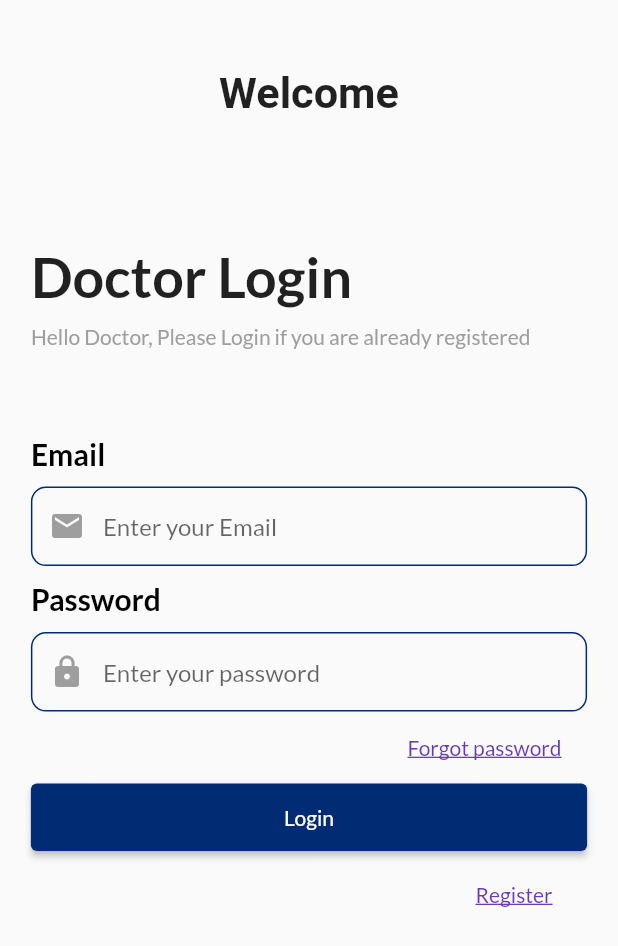
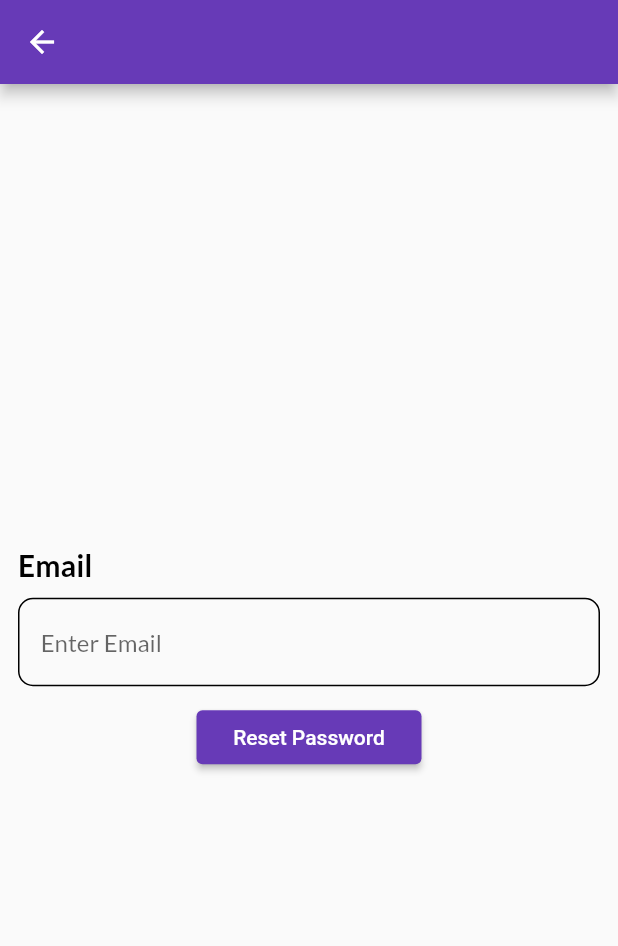
Before and after one commit to Sufadm/DocLink-Control, a Flutter app: the screen it shows after launch, after a tap on "Forgot password", on a phone screen of 412 x 824 dp. Shown: the top 946 px of the screen. Run offline on Flutter 3.47's test engine with Material 2 defaults, Android fonts, the phone set to English and light mode, and no system bars; our stand-ins replace firebase_auth, firebase_core, flutter_spinkit, google_fonts, image_picker; accounts and stored records are empty; Roboto replaces fonts that are missing (Acme).

Commit message:
forgot password function completed

```diff
--- a/doclink_control/lib/presentation/screens/homescreen/homescreen.dart
+++ b/doclink_control/lib/presentation/screens/homescreen/homescreen.dart
@@ -23,6 +23,7 @@ class HomeScreen extends StatelessWidget {
               return Column(
                 crossAxisAlignment: CrossAxisAlignment.start,
                 children: [
+                  //?drawer and notification widget
                   Row(
                     mainAxisAlignment: MainAxisAlignment.spaceBetween,
                     children: [
@@ -64,6 +65,7 @@ class HomeScreen extends StatelessWidget {
                         fontSize: screenWidth * 0.055),
                   ),
                   SizedBox(height: screenHeight * 0.01),
+                  //?grid view widget--
                   GridViewWidget(
                       screenWidth: screenWidth, screenHeight: screenHeight),
                 ],
--- a/doclink_control/lib/presentation/screens/homescreen/widgets/drawer_widget.dart
+++ b/doclink_control/lib/presentation/screens/homescreen/widgets/drawer_widget.dart
@@ -70,7 +70,7 @@ class Drawerwidget extends StatelessWidget {
               // ignore: use_build_context_synchronously
               Navigator.pushAndRemoveUntil(
                 context,
-                MaterialPageRoute(builder: (context) => const LoginScreen()),
+                MaterialPageRoute(builder: (context) => LoginScreen()),
                 (route) => false,
               );
             },
--- /dev/null
+++ b/doclink_control/lib/presentation/screens/loginscreen/forgotpasswordpage/forgotpassword_page.dart
@@ -0,0 +1,119 @@
+import 'package:doclink_control/const/const.dart';
+import 'package:flutter/material.dart';
+import 'package:google_fonts/google_fonts.dart';
+
+import '../../../../service/auth.dart';
+
+class ForgotPasswordPage extends StatefulWidget {
+  const ForgotPasswordPage({super.key});
+
+  @override
+  State<ForgotPasswordPage> createState() => _ForgotPasswordPageState();
+}
+
+class _ForgotPasswordPageState extends State<ForgotPasswordPage> {
+  final AuthService _auth = AuthService();
+  final formkey = GlobalKey<FormState>();
+  final emailcontroller = TextEditingController();
+  @override
+  void dispose() {
+    emailcontroller.dispose();
+    super.dispose();
+  }
+
+  @override
+  Widget build(BuildContext context) {
+    return Scaffold(
+      appBar: AppBar(),
+      body: SafeArea(
+        child: Padding(
+          padding: const EdgeInsets.all(12.0),
+          child: Form(
+            key: formkey,
+            child: Column(
+                crossAxisAlignment: CrossAxisAlignment.start,
+                mainAxisAlignment: MainAxisAlignment.center,
+                children: [
+                  Text(
+                    'Email',
+                    style: kTextStyleLargeBlack,
+                  ),
+                  kHeight10,
+                  TextFormField(
+                    validator: validateEmail,
+                    autovalidateMode: AutovalidateMode.onUserInteraction,
+                    // validator: (value) =>
+                    controller: emailcontroller,
+                    decoration: InputDecoration(
+                      hintText: ' Enter Email',
+                      hintStyle: GoogleFonts.lato(),
+                      enabledBorder: OutlineInputBorder(
+                        borderRadius: BorderRadius.circular(10.0),
+                      ),
+                      focusedBorder: OutlineInputBorder(
+                        borderRadius: BorderRadius.circular(10.0),
+                        borderSide: const BorderSide(
+                          color:
+                              kDarkBlueButtonsColor, // Change to your desired border color
+                        ),
+                      ),
+                      // contentPadding: const EdgeInsets.symmetric(vertical: 17),
+                    ),
+                  ),
+                  kHeight10,
+                  Center(
+                      child: SizedBox(
+                    width: 150,
+                    child: ElevatedButton(
+                        onPressed: () {
+                          resetPassword(context);
+                        },
+                        child: const Text('Reset Password')),
+                  ))
+                ]),
+          ),
+        ),
+      ),
+    );
+  }
+
+  void resetPassword(BuildContext context) async {
+    if (formkey.currentState?.validate() ?? false) {
+      try {
+        await _auth.auth
+            .sendPasswordResetEmail(email: emailcontroller.text.trim());
+        // ignore: use_build_context_synchronously
+        ScaffoldMessenger.of(context).showSnackBar(
+          SnackBar(
+            content: Text(
+              'Password Reset email sent.',
+              style: kTextStyleMediumBlack,
+            ),
+            duration: const Duration(seconds: 3),
+          ),
+        );
+        // ignore: use_build_context_synchronously
+        Navigator.of(context).pop();
+      } catch (e) {
+        ScaffoldMessenger.of(context).showSnackBar(
+          const SnackBar(
+            content: Text('Failed to send Reset email. Please try again.'),
+            duration: Duration(seconds: 3),
+          ),
+        );
+        // print(e.toString());
+      }
+    }
+  }
+
+  String? validateEmail(String? value) {
+    if (value == null || value.isEmpty) {
+      return 'Email is required';
+    }
+
+    if (!value.contains('@')) {
+      return 'Invalid email address';
+    }
+    return null;
+  }
+}
--- a/doclink_control/lib/presentation/screens/loginscreen/loginscreen.dart
+++ b/doclink_control/lib/presentation/screens/loginscreen/loginscreen.dart
@@ -4,21 +4,15 @@ import 'package:doclink_control/presentation/screens/loginscreen/widgets/textfor
 import 'package:doclink_control/provider/auth_provider/auth_provider.dart';
 import 'package:doclink_control/service/auth.dart';
 import 'package:doclink_control/widgets/elevatedbuttonss.dart';
-import 'package:doclink_control/widgets/loading.dart';
 import 'package:flutter/material.dart';
 import 'package:google_fonts/google_fonts.dart';
 import 'package:provider/provider.dart';
 import '../homescreen/homescreen.dart';
+import 'forgotpasswordpage/forgotpassword_page.dart';
 
-class LoginScreen extends StatefulWidget {
-  const LoginScreen({super.key});
+class LoginScreen extends StatelessWidget {
+  LoginScreen({super.key});
 
-  @override
-  State<LoginScreen> createState() => _LoginScreenState();
-}
-
-class _LoginScreenState extends State<LoginScreen> {
-  bool loading = false;
   final AuthService _auth = AuthService();
 
   final GlobalKey<FormState> formKey = GlobalKey<FormState>();
@@ -28,9 +22,7 @@ class _LoginScreenState extends State<LoginScreen> {
     final double screenHeight = MediaQuery.of(context).size.height;
     final double screenWidth = MediaQuery.of(context).size.width;
 
-    return loading
-        ? const Loading()
-        : SafeArea(
+    return SafeArea(
       child: Scaffold(
         body: Padding(
           padding: EdgeInsets.all(screenWidth * 0.05),
@@ -75,6 +67,7 @@ class _LoginScreenState extends State<LoginScreen> {
                     style: kTextStyleLargeBlack,
                   ),
                   kHeight10,
+                  //?textformfield widget----------------------------------------
                   TextFormFieldWidget(
                     validator: (val) =>
                         val!.isEmpty ? 'Please enter E mail' : null,
@@ -92,19 +85,24 @@ class _LoginScreenState extends State<LoginScreen> {
                   kHeight10,
                   TextFormFieldWidget(
                     obscureText: true,
-                          validator: (value) => value!.length < 3
-                              ? 'Please enter a password'
-                              : null,
+                    validator: (value) =>
+                        value!.length < 3 ? 'Please enter a password' : null,
                     onChanged: (value) =>
                         Provider.of<LoginModel>(context, listen: false)
                             .updatePassword(value),
                     hintText: 'Enter your password',
                     icon: Icons.lock,
                   ),
+                  //?forgot password--------------------------------
                   Container(
                     margin: EdgeInsets.only(left: screenWidth * 0.59),
                     child: TextButton(
-                            onPressed: () {},
+                      onPressed: () {
+                        Navigator.push(context,
+                            MaterialPageRoute(builder: (context) {
+                          return const ForgotPasswordPage();
+                        }));
+                      },
                       child: Text(
                         'Forgot password',
                         style: GoogleFonts.lato(
@@ -113,14 +111,13 @@ class _LoginScreenState extends State<LoginScreen> {
                       ),
                     ),
                   ),
+                  //?loginbutton-------------------------------------------------
                   Consumer<LoginModel>(
-                          builder: (context, loginModel, _) =>
-                              CustomElevatedButtons(
+                    builder: (context, loginModel, _) => CustomElevatedButtons(
                       onPressed: () async {
                         if (formKey.currentState!.validate()) {
                           loginModel.setLoading(true);
-                                dynamic result =
-                                    await _auth.signEmailAndPassword(
+                          dynamic result = await _auth.signEmailAndPassword(
                               loginModel.email, loginModel.password);
                           if (result == null) {
                             loginModel.setError(
@@ -131,8 +128,7 @@ class _LoginScreenState extends State<LoginScreen> {
                             Navigator.pushReplacement(
                               context,
                               MaterialPageRoute(
-                                        builder: (context) =>
-                                            const HomeScreen()),
+                                  builder: (context) => const HomeScreen()),
                             );
                           }
                         }
@@ -143,6 +139,7 @@ class _LoginScreenState extends State<LoginScreen> {
                   const SizedBox(
                     height: 5,
                   ),
+                  //?error message--
                   Consumer<LoginModel>(
                     builder: (context, loginModel, _) => Visibility(
                       visible: loginModel.error.isNotEmpty,
@@ -152,6 +149,7 @@ class _LoginScreenState extends State<LoginScreen> {
                       ),
                     ),
                   ),
+                  //?register button--
                   Container(
                     margin: EdgeInsets.only(left: screenWidth * 0.7),
                     child: TextButton(
@@ -159,8 +157,7 @@ class _LoginScreenState extends State<LoginScreen> {
                         Navigator.push(
                           context,
                           MaterialPageRoute(
-                                    builder: (context) =>
-                                        const RegisterScreen()),
+                              builder: (context) => const RegisterScreen()),
                         );
                       },
                       child: Text(
--- a/doclink_control/lib/presentation/screens/splashscreen/splashscreen.dart
+++ b/doclink_control/lib/presentation/screens/splashscreen/splashscreen.dart
@@ -90,7 +90,7 @@ class Wrapper extends StatelessWidget {
   Widget build(BuildContext context) {
     final user = Provider.of<UserModel?>(context);
     if (user == null) {
-      return const LoginScreen();
+      return LoginScreen();
     } else {
       return const HomeScreen();
 
--- a/doclink_control/lib/service/auth.dart
+++ b/doclink_control/lib/service/auth.dart
@@ -2,7 +2,7 @@ import 'package:doclink_control/models/user.dart';
 import 'package:firebase_auth/firebase_auth.dart';
 
 class AuthService {
-  final FirebaseAuth _auth = FirebaseAuth.instance;
+  final FirebaseAuth auth = FirebaseAuth.instance;
 
   //create user obj based on FirebaseUser
   UserModel? _userFromCredential(User? user) {
@@ -10,7 +10,7 @@ class AuthService {
   }
 
   Stream<UserModel?> get userlog {
-    return _auth
+    return auth
         .authStateChanges()
         .map((User? user) => _userFromCredential(user));
   }
@@ -19,7 +19,7 @@ class AuthService {
 
   Future signEmailAndPassword(String email, String password) async {
     try {
-      UserCredential result = await _auth.signInWithEmailAndPassword(
+      UserCredential result = await auth.signInWithEmailAndPassword(
           email: email, password: password);
       User? user = result.user;
       return _userFromCredential(user);
@@ -32,7 +32,7 @@ class AuthService {
   //register with email & password
   Future resgisterwithEmailAndPaswword(String email, String password) async {
     try {
-      UserCredential result = await _auth.createUserWithEmailAndPassword(
+      UserCredential result = await auth.createUserWithEmailAndPassword(
           email: email, password: password);
       User? user = result.user;
       return _userFromCredential(user);
@@ -50,7 +50,7 @@ class AuthService {
   //Logout out
   Future logout() async {
     try {
-      return await _auth.signOut();
+      return await auth.signOut();
     } catch (e) {
       print(e.toString());
       return null;
```
Also changed, not shown: doclink_control/lib/const/const.dart (+3 -4 lines), doclink_control/lib/presentation/screens/loginscreen/verificationscreen/verification.dart (+7 -21 lines). Lines whose indentation alone changed are shown as unchanged.
